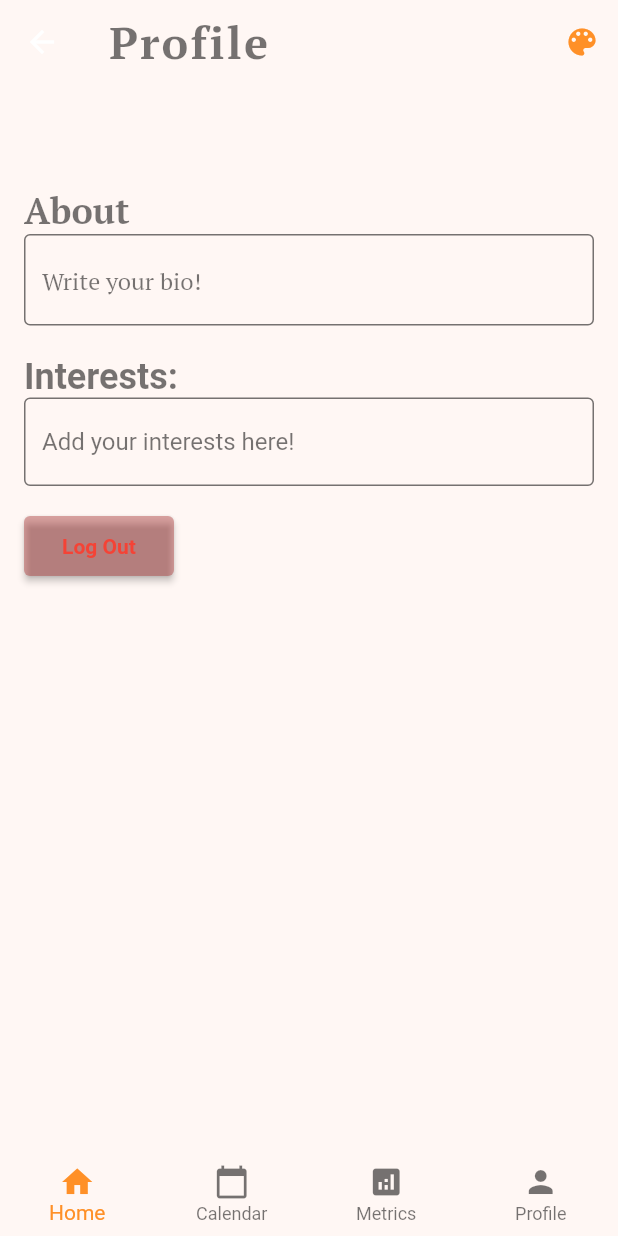
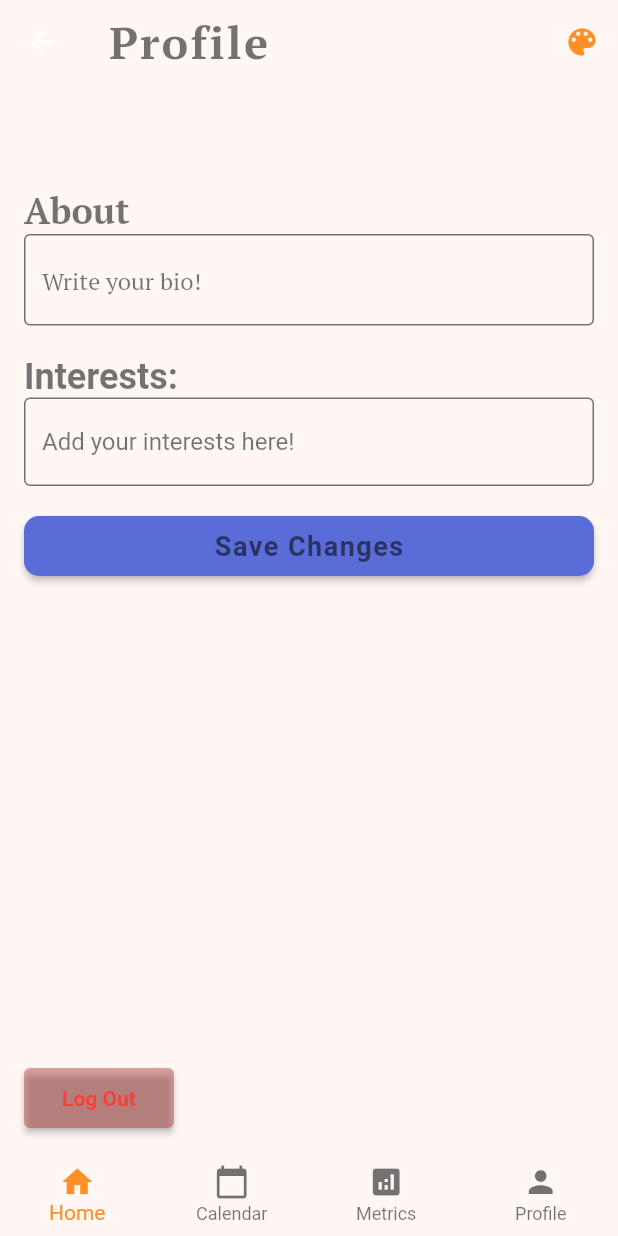
Before and after one commit to jreed223/GetUP, a Flutter app: the ProfileScreen screen opened directly with empty values, on a phone screen of 412 x 824 dp. Run offline on Flutter 3.47's test engine with Material 2 defaults, Android fonts, the phone set to English and light mode, and no system bars; our stand-ins replace animated_flip_counter, cloud_firestore, firebase_auth, firebase_core, lottie, percent_indicator and 3 more; missing offline and left inert: flutter_echarts; accounts and stored records are empty.

Commit message:
Bio and interests actually save properly to firebase

```diff
--- a/lib/screens/profile.dart
+++ b/lib/screens/profile.dart
@@ -24,6 +24,8 @@ class _ProfileScreenState extends State<ProfileScreen> {
   // allows editable bio and interest
   late TextEditingController _bioController;
   late TextEditingController _interestsController;
+  late ValueNotifier<String> _bioNotifier;
+  late ValueNotifier<String> _interestsNotifier;
   // setting of the themes which can be changed
   // ThemeData _currentTheme = Themes.lightTheme;
 
@@ -31,9 +33,34 @@ class _ProfileScreenState extends State<ProfileScreen> {
   void initState() {
     super.initState();
     _getCurrentUserName();
-    _bioController = TextEditingController(text: widget.profile.userBio);
-    _interestsController =
-        TextEditingController(text: widget.profile.userInterests);
+    _bioController = TextEditingController();
+    _interestsController = TextEditingController();
+    _bioNotifier = ValueNotifier('');
+    _interestsNotifier = ValueNotifier('');
+    _loadData();
+  }
+
+  void _loadData() async {
+    final firestore = FirebaseFirestore.instance;
+    final user = FirebaseAuth.instance.currentUser!;
+    final docRef = firestore.collection('Users').doc(user.uid);
+    final docSnapshot = await docRef.get();
+    setState(() {
+      _bioController.text = docSnapshot.get('bio') ?? '';
+      _interestsController.text = docSnapshot.get('interests') ?? '';
+      _bioNotifier.value = docSnapshot.get('bio') ?? '';
+      _interestsNotifier.value = docSnapshot.get('interests') ?? '';
+    });
+  }
+
+  Future<void> _saveChanges() async {
+    final firestore = FirebaseFirestore.instance;
+    final user = FirebaseAuth.instance.currentUser!;
+    final docRef = firestore.collection('Users').doc(user.uid);
+    await docRef.update({
+      'bio': _bioNotifier.value,
+      'interests': _interestsNotifier.value,
+    });
   }
 
   Future<String> getCurrentUserName() async {
@@ -68,6 +95,8 @@ class _ProfileScreenState extends State<ProfileScreen> {
   void dispose() {
     _bioController.dispose();
     _interestsController.dispose();
+    _bioNotifier.dispose();
+    _interestsNotifier.dispose();
     super.dispose();
   }
 
@@ -186,6 +215,11 @@ class _ProfileScreenState extends State<ProfileScreen> {
                 ),
                 border: const OutlineInputBorder(),
               ),
+              onChanged: (value) {
+                setState(() {
+                  _bioNotifier.value = value;
+                });
+              },
               style: TextStyle(
                   color: themeProvider.textColor, fontFamily: "PT-Serif"),
             ),
@@ -215,6 +249,11 @@ class _ProfileScreenState extends State<ProfileScreen> {
                 ),
                 border: const OutlineInputBorder(),
               ),
+              onChanged: (value) {
+                setState(() {
+                  _interestsNotifier.value = value;
+                });
+              },
               style: TextStyle(
                 color: themeProvider.textColor,
               ),
@@ -222,6 +261,31 @@ class _ProfileScreenState extends State<ProfileScreen> {
             const SizedBox(
               height: 20,
             ),
+          SizedBox(
+          height: 40,
+          width: double.infinity,
+          child: ElevatedButton(
+            onPressed: _saveChanges,
+            style: ElevatedButton.styleFrom(
+              shape: RoundedRectangleBorder(
+                  borderRadius: BorderRadius.circular(10)),
+              primary: Color.fromARGB(255, 89, 108, 216),
+              textStyle: TextStyle(
+                color: themeProvider.textColor,
+                fontWeight: FontWeight.bold,
+                fontSize: 18,
+                letterSpacing: 1.0,
+              ),
+            ),
+            child: Text(
+              'Save Changes',
+              style: TextStyle(
+                color: themeProvider.textColor,
+              ),
+            ),
+          ),
+        ),
+        const Spacer(),
             SizedBox(
               height: 40,
               width: 100,
```
